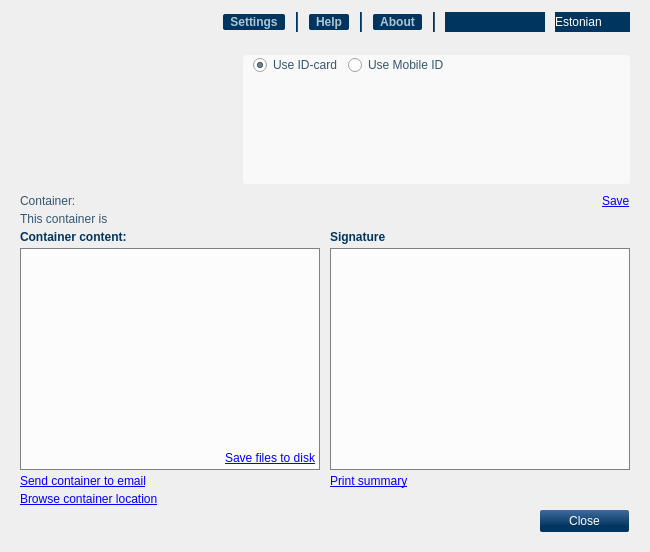
Above: client/ui/MainWindow.ui from open-eid/qdigidoc before the change. Below: the same form after it.
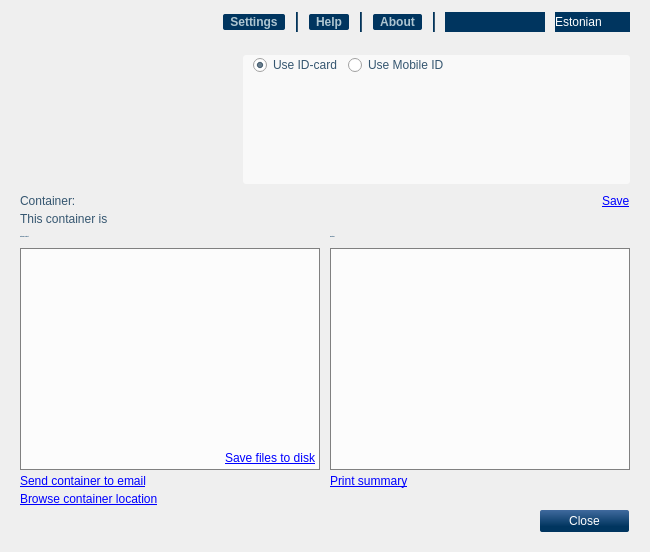
That is the form after the change. The open tabs and pages were chosen to show the change. Icons and pictures are not drawn. Custom widgets are drawn as their Qt base class.

```diff
--- a/client/ui/MainWindow.ui
+++ b/client/ui/MainWindow.ui
@@ -876,7 +876,10 @@
            <widget class="QLabel" name="viewContentLabel">
             <property name="font">
              <font>
+              <family>Arial, Liberation Sans</family>
+              <pointsize>-1</pointsize>
               <weight>75</weight>
+              <italic>false</italic>
               <bold>true</bold>
              </font>
             </property>
@@ -972,7 +975,10 @@
              <widget class="QLabel" name="viewSignaturesLabel">
               <property name="font">
                <font>
+                <family>Arial, Liberation Sans</family>
+                <pointsize>-1</pointsize>
                 <weight>75</weight>
+                <italic>false</italic>
                 <bold>true</bold>
                </font>
               </property>
```
Left out of the diff: 20 changed lines with no effect on the pictures.
